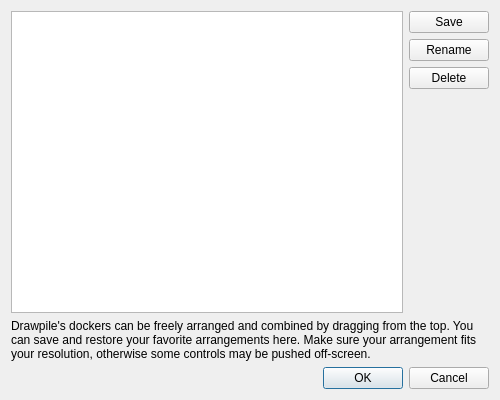
Before: the Qt Designer form src/desktop/ui/layoutsdialog.ui in drawpile/Drawpile, drawn with Qt 5.
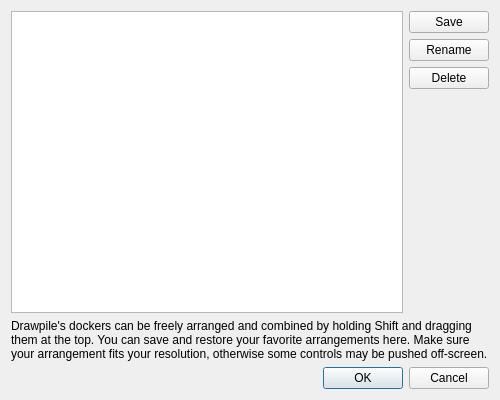
After: the same form once the commit is applied.

Commit message:
Allow hiding dock title bars by holding Shift
To make it easier to arrange them. This can be turned off in the View
menu, for people who find it annoying.

```diff
--- a/src/desktop/ui/layoutsdialog.ui
+++ b/src/desktop/ui/layoutsdialog.ui
@@ -65,7 +65,7 @@
    <item>
     <widget class="QLabel" name="explanationLabel">
      <property name="text">
-      <string>Drawpile's dockers can be freely arranged and combined by dragging from the top. You can save and restore your favorite arrangements here. Make sure your arrangement fits your resolution, otherwise some controls may be pushed off-screen.</string>
+      <string>Drawpile's dockers can be freely arranged and combined by holding Shift and dragging them at the top. You can save and restore your favorite arrangements here. Make sure your arrangement fits your resolution, otherwise some controls may be pushed off-screen.</string>
      </property>
      <property name="wordWrap">
       <bool>true</bool>
```
The commit also changes 8 other files.
